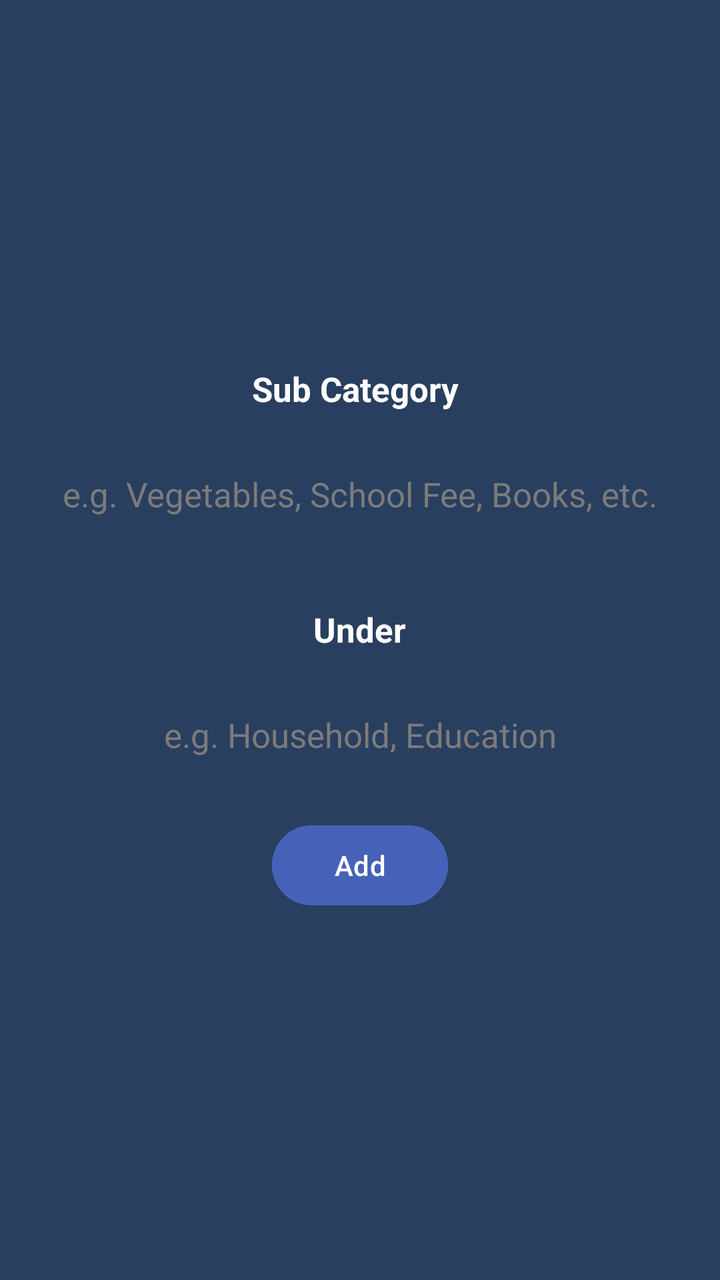
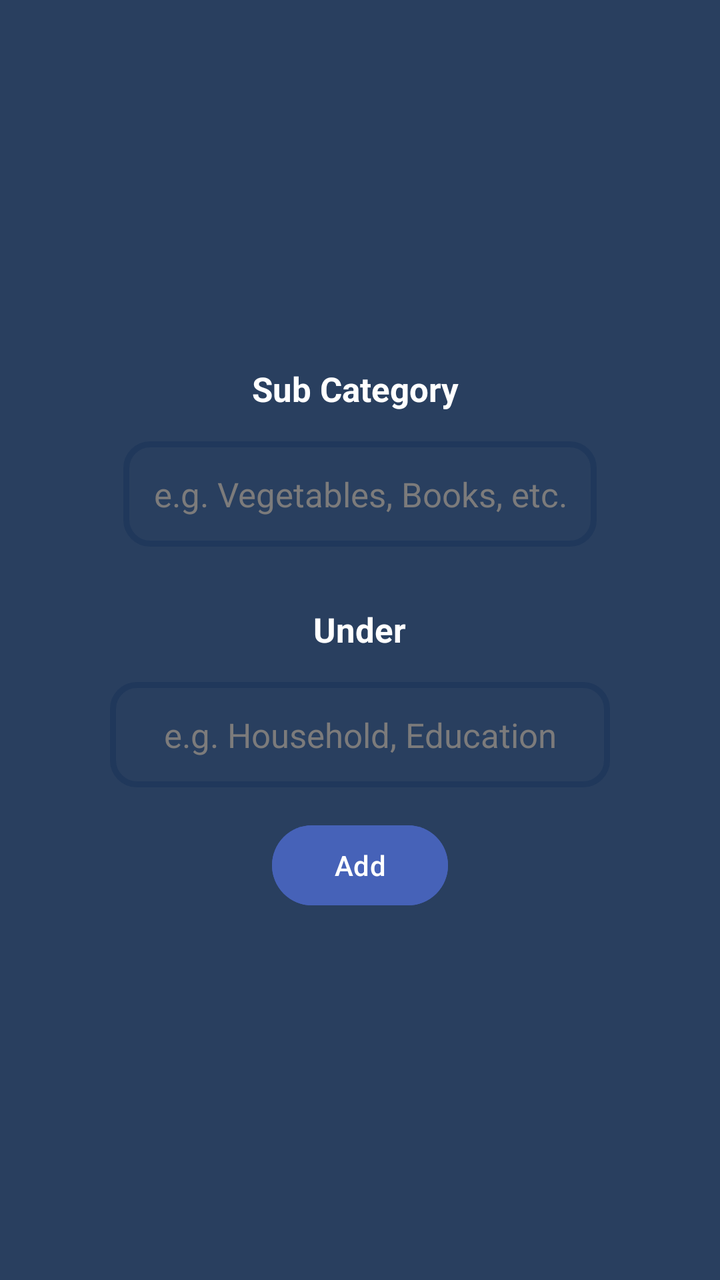

Compare the two renders of this Android layout. The source of the first and the diff that turns it into the second are given below.
<!-- AndroidManifest.xml: application theme Theme.GharKharch -->
<!-- res/layout/fragment_add_sub_category.xml -->
<?xml version="1.0" encoding="utf-8"?>
<LinearLayout xmlns:android="http://schemas.android.com/apk/res/android"
    android:layout_width="match_parent"
    android:layout_height="match_parent"
    android:background="@color/backgroundColor"
    android:gravity="center"
    android:orientation="vertical">

    <TextView
        android:layout_width="wrap_content"
        android:layout_height="wrap_content"
        android:padding="@dimen/padding_large"
        android:text="Sub Category "
        android:textStyle="bold"
        android:textColor="@color/primaryTextColor"
        android:textSize="@dimen/text_size_large" />

    <EditText
        android:id="@+id/inputSubCategory"
        android:layout_width="wrap_content"
        android:layout_height="wrap_content"
        android:background="@color/backgroundColor"
        android:gravity="center"
        android:hint="@string/hint_sub_category"
        android:importantForAutofill="no"
        android:inputType="text"
        android:maxLength="15"
        android:padding="@dimen/padding_large"
        android:textColorHint="@color/primaryTextColorVariant"
        android:textSize="@dimen/text_size_large" />

    <TextView
        android:layout_width="wrap_content"
        android:layout_height="wrap_content"
        android:layout_marginTop="@dimen/margin_large"
        android:padding="@dimen/padding_large"
        android:text="Under"
        android:textStyle="bold"
        android:textColor="@color/primaryTextColor"
        android:textSize="@dimen/text_size_large" />

    <EditText
        android:id="@+id/inputCategory"
        android:layout_width="250dp"
        android:layout_height="wrap_content"
        android:background="@color/backgroundColor"
        android:gravity="center"
        android:hint="@string/hint_category"
        android:importantForAutofill="no"
        android:inputType="text"
        android:maxLength="15"
        android:padding="@dimen/padding_large"
        android:textColorHint="@color/primaryTextColorVariant"
        android:textSize="@dimen/text_size_large" />

    <androidx.recyclerview.widget.RecyclerView
        android:id="@+id/category_search_list"
        android:layout_width="250dp"
        android:layout_height="200dp"
        android:layout_marginVertical="@dimen/margin_small"
        android:visibility="gone" />

    <Button
        android:id="@+id/addBtn"
        android:layout_width="wrap_content"
        android:layout_height="wrap_content"
        android:layout_marginVertical="@dimen/margin_large"
        android:backgroundTint="@color/buttonColor"
        android:text="Add"
        android:textColor="@color/primaryTextColor" />

</LinearLayout>
<!-- resources referenced by this layout -->
<resources>
  <color name="backgroundColor">#293F5F</color>
  <color name="buttonColor">#4662B8</color>
  <color name="primaryTextColor">#FFFFFF</color>
  <color name="primaryTextColorVariant">#7C7B7B</color>
  <dimen name="margin_large">15dp</dimen>
  <dimen name="margin_small">5dp</dimen>
  <dimen name="padding_large">15dp</dimen>
  <dimen name="text_size_large">17sp</dimen>
  <string name="hint_category">e.g. Household, Education</string>
  <string name="hint_sub_category">e.g. Vegetables, School Fee, Books, etc.</string>
  <style name="Theme.GharKharch" parent="Base.Theme.GharKharch">
          <item name="colorPrimary">@color/backgroundColor</item>
          <item name="colorSecondary">@color/lGrey</item>
          
          <item name="colorOnSecondary">@color/primaryTextColor</item>
          <item name="colorOnPrimary">@color/primaryTextColor</item>
          
          <item name="android:textColor">@color/primaryTextColor</item>
          <item name="android:textColorPrimary">@color/primaryTextColor</item>
          <item name="android:textColorSecondary">@color/primaryTextColorVariant</item>
      </style>
  <style name="Base.Theme.GharKharch" parent="Theme.Material3.DayNight.NoActionBar">
          
      </style>
  <color name="lGrey">#616161</color>
</resources>

<!-- the commit's change to res/layout/fragment_add_sub_category.xml (unified diff, before → after) -->
@@ -11,15 +11,15 @@
         android:layout_height="wrap_content"
         android:padding="@dimen/padding_large"
         android:text="Sub Category "
-        android:textStyle="bold"
         android:textColor="@color/primaryTextColor"
-        android:textSize="@dimen/text_size_large" />
+        android:textSize="@dimen/text_size_large"
+        android:textStyle="bold" />
 
     <EditText
-        android:id="@+id/inputSubCategory"
+        android:id="@+id/input_sub_category"
         android:layout_width="wrap_content"
         android:layout_height="wrap_content"
-        android:background="@color/backgroundColor"
+        android:background="@drawable/search_bar_bordered_bg"
         android:gravity="center"
         android:hint="@string/hint_sub_category"
         android:importantForAutofill="no"
@@ -35,15 +35,16 @@
         android:layout_marginTop="@dimen/margin_large"
         android:padding="@dimen/padding_large"
         android:text="Under"
-        android:textStyle="bold"
         android:textColor="@color/primaryTextColor"
-        android:textSize="@dimen/text_size_large" />
+        android:textSize="@dimen/text_size_large"
+        android:textStyle="bold" />
 
     <EditText
-        android:id="@+id/inputCategory"
+        android:id="@+id/input_category"
         android:layout_width="250dp"
         android:layout_height="wrap_content"
-        android:background="@color/backgroundColor"
+        android:background="@drawable/search_bar_bordered_bg"
+        android:ellipsize="end"
         android:gravity="center"
         android:hint="@string/hint_category"
         android:importantForAutofill="no"
@@ -53,20 +54,28 @@
         android:textColorHint="@color/primaryTextColorVariant"
         android:textSize="@dimen/text_size_large" />
 
-    <androidx.recyclerview.widget.RecyclerView
-        android:id="@+id/category_search_list"
-        android:layout_width="250dp"
-        android:layout_height="200dp"
-        android:layout_marginVertical="@dimen/margin_small"
-        android:visibility="gone" />
+    <FrameLayout
+        android:layout_width="wrap_content"
+        android:layout_height="wrap_content">
 
-    <Button
-        android:id="@+id/addBtn"
-        android:layout_width="wrap_content"
-        android:layout_height="wrap_content"
-        android:layout_marginVertical="@dimen/margin_large"
-        android:backgroundTint="@color/buttonColor"
-        android:text="Add"
-        android:textColor="@color/primaryTextColor" />
+        <Button
+            android:id="@+id/addBtn"
+            android:layout_width="wrap_content"
+            android:layout_height="wrap_content"
+            android:layout_gravity="center"
+            android:layout_marginVertical="@dimen/margin_large"
+            android:backgroundTint="@color/buttonColor"
+            android:text="Add"
+            android:textColor="@color/primaryTextColor" />
+
+        <androidx.recyclerview.widget.RecyclerView
+            android:id="@+id/category_search_list"
+            android:layout_width="250dp"
+            android:layout_height="200dp"
+            android:layout_gravity="center"
+            android:layout_marginVertical="@dimen/margin_small"
+            android:visibility="gone" />
+
+    </FrameLayout>
 
 </LinearLayout>
<!-- resource entries referenced after the edit -->
@@ -8,8 +8,17 @@
   <dimen name="margin_small">5dp</dimen>
   <dimen name="padding_large">15dp</dimen>
   <dimen name="text_size_large">17sp</dimen>
+  <!-- drawable search_bar_bordered_bg (drawable) -->
+  <?xml version="1.0" encoding="utf-8"?>
+  <shape xmlns:android="http://schemas.android.com/apk/res/android"
+      android:shape="rectangle">
+      <stroke
+          android:width="3dp"
+          android:color="@color/backgroundColorVariant" />
+      <corners android:radius="12dp" />
+  </shape>
   <string name="hint_category">e.g. Household, Education</string>
-  <string name="hint_sub_category">e.g. Vegetables, School Fee, Books, etc.</string>
+  <string name="hint_sub_category">e.g. Vegetables, Books, etc.</string>
   <style name="Theme.GharKharch" parent="Base.Theme.GharKharch">
           <item name="colorPrimary">@color/backgroundColor</item>
           <item name="colorSecondary">@color/lGrey</item>
@@ -21,6 +30,7 @@
           <item name="android:textColorPrimary">@color/primaryTextColor</item>
           <item name="android:textColorSecondary">@color/primaryTextColorVariant</item>
       </style>
+  <color name="backgroundColorVariant">#20385B</color>
   <style name="Base.Theme.GharKharch" parent="Theme.Material3.DayNight.NoActionBar">
           
       </style>
